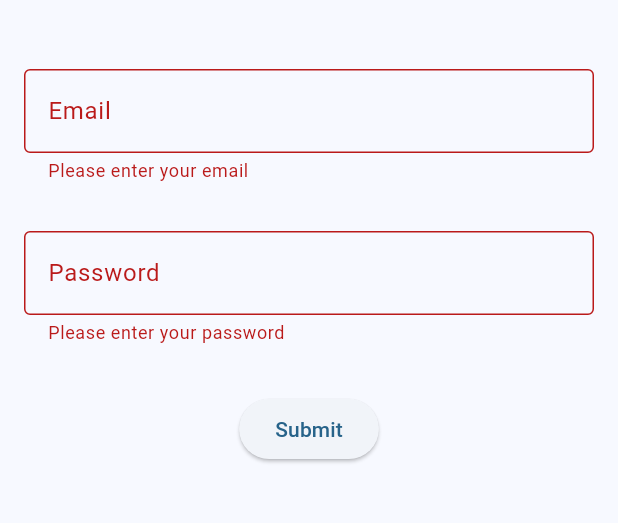
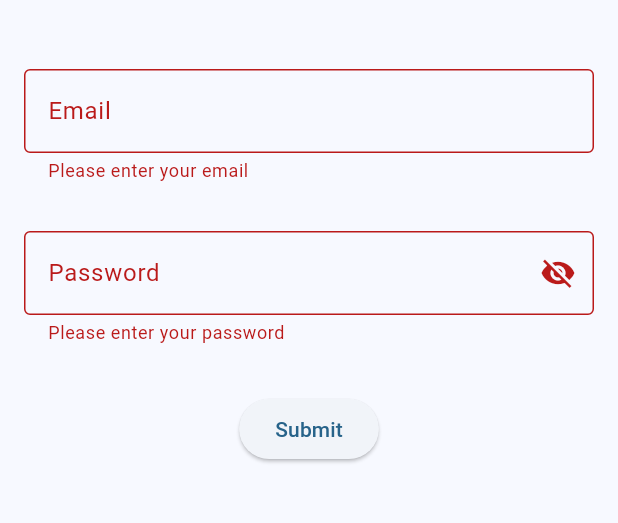
Before and after one commit to Pwiley24/Application_Test, a Flutter app: the screen it shows after launch, after a tap on "Submit", on a phone screen of 412 x 824 dp, the part 63-586 px from its top. Run offline on Flutter 3.47's test engine with Material 3 defaults, Android fonts, the phone set to English and light mode, and no system bars.

Commit message:
login outline + password visibility

```diff
--- a/lib/main.dart
+++ b/lib/main.dart
@@ -35,6 +35,13 @@ class _LoginState extends State<Login> {
   final _formKey = GlobalKey<FormState>();
   TextEditingController emailController = TextEditingController();
   TextEditingController passwordController = TextEditingController();
+  bool passwordVisible = false;
+
+  @override
+  void initState() {
+    super.initState();
+    passwordVisible = true;
+  }
 
   @override
   Widget build(BuildContext context) {
@@ -69,9 +76,23 @@ class _LoginState extends State<Login> {
                     const EdgeInsets.symmetric(horizontal: 8, vertical: 16),
                 child: TextFormField(
                   controller: passwordController,
-                  obscureText: true,
-                  decoration: const InputDecoration(
-                      border: OutlineInputBorder(), labelText: "Password"),
+                  obscureText: passwordVisible,
+                  decoration: InputDecoration(
+                    border: OutlineInputBorder(),
+                    labelText: "Password",
+                    suffixIcon: IconButton(
+                      icon: Icon(passwordVisible
+                          ? Icons.visibility_off
+                          : Icons.visibility),
+                      onPressed: () {
+                        setState(
+                          () {
+                            passwordVisible = !passwordVisible;
+                          },
+                        );
+                      },
+                    ),
+                  ),
                   validator: (value) {
                     if (value == null || value.isEmpty) {
                       return 'Please enter your password';
```
